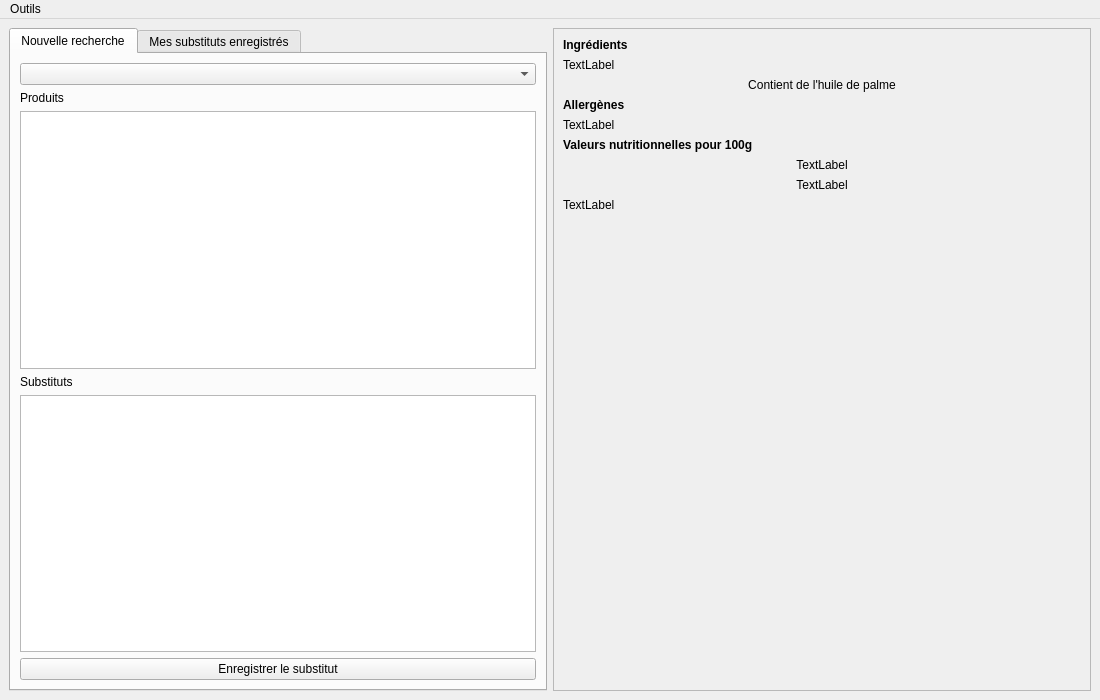
First picture: the form in views/main_window.ui, repository RoroTiti/OC_P5, before the edit.
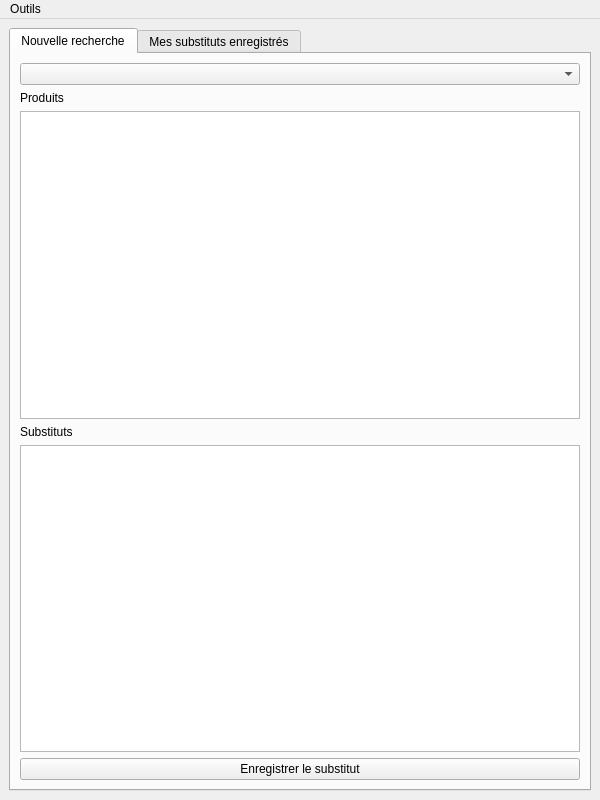
Second picture: the form after the edit.

```diff
--- a/views/main_window.ui
+++ b/views/main_window.ui
@@ -6,8 +6,8 @@
    <rect>
     <x>0</x>
     <y>0</y>
-    <width>1100</width>
-    <height>700</height>
+    <width>600</width>
+    <height>800</height>
    </rect>
   </property>
   <property name="windowTitle">
@@ -77,146 +77,6 @@
       </widget>
      </widget>
     </item>
-    <item>
-     <widget class="QScrollArea" name="scrollArea">
-      <property name="widgetResizable">
-       <bool>true</bool>
-      </property>
-      <widget class="QWidget" name="scrollAreaWidgetContents">
-       <property name="geometry">
-        <rect>
-         <x>0</x>
-         <y>0</y>
-         <width>528</width>
-         <height>652</height>
-        </rect>
-       </property>
-       <layout class="QGridLayout" name="gridLayout_4">
-        <item row="10" column="0">
-         <widget class="QLabel" name="lbl_nutriments">
-          <property name="sizePolicy">
-           <sizepolicy hsizetype="Ignored" vsizetype="Preferred">
-            <horstretch>0</horstretch>
-            <verstretch>0</verstretch>
-           </sizepolicy>
-          </property>
-          <property name="text">
-           <string>TextLabel</string>
-          </property>
-          <property name="textInteractionFlags">
-           <set>Qt::LinksAccessibleByMouse|Qt::TextSelectableByMouse</set>
-          </property>
-         </widget>
-        </item>
-        <item row="5" column="0">
-         <widget class="QLabel" name="lbl_allergens">
-          <property name="sizePolicy">
-           <sizepolicy hsizetype="Ignored" vsizetype="Preferred">
-            <horstretch>0</horstretch>
-            <verstretch>0</verstretch>
-           </sizepolicy>
-          </property>
-          <property name="text">
-           <string>TextLabel</string>
-          </property>
-          <property name="wordWrap">
-           <bool>true</bool>
-          </property>
-          <property name="textInteractionFlags">
-           <set>Qt::LinksAccessibleByMouse|Qt::TextSelectableByMouse</set>
-          </property>
-         </widget>
-        </item>
-        <item row="1" column="0">
-         <widget class="QLabel" name="lbl_ingredients">
-          <property name="sizePolicy">
-           <sizepolicy hsizetype="Ignored" vsizetype="Preferred">
-            <horstretch>0</horstretch>
-            <verstretch>0</verstretch>
-           </sizepolicy>
-          </property>
-          <property name="text">
-           <string>TextLabel</string>
-          </property>
-          <property name="wordWrap">
-           <bool>true</bool>
-          </property>
-          <property name="textInteractionFlags">
-           <set>Qt::LinksAccessibleByMouse|Qt::TextSelectableByMouse</set>
-          </property>
-         </widget>
-        </item>
-        <item row="12" column="0">
-         <spacer name="verticalSpacer">
-          <property name="orientation">
-           <enum>Qt::Vertical</enum>
-          </property>
-          <property name="sizeHint" stdset="0">
-           <size>
-            <width>20</width>
-            <height>40</height>
-           </size>
-          </property>
-         </spacer>
-        </item>
-        <item row="7" column="0">
-         <widget class="QLabel" name="label_3">
-          <property name="text">
-           <string>&lt;b&gt;Valeurs nutritionnelles pour 100g&lt;/b&gt;</string>
-          </property>
-         </widget>
-        </item>
-        <item row="2" column="0">
-         <widget class="QLabel" name="lbl_palm_oil">
-          <property name="styleSheet">
-           <string notr="true"/>
-          </property>
-          <property name="text">
-           <string>Contient de l'huile de palme</string>
-          </property>
-          <property name="alignment">
-           <set>Qt::AlignCenter</set>
-          </property>
-         </widget>
-        </item>
-        <item row="0" column="0">
-         <widget class="QLabel" name="label">
-          <property name="text">
-           <string>&lt;b&gt;Ingrédients&lt;/b&gt;</string>
-          </property>
-         </widget>
-        </item>
-        <item row="8" column="0">
-         <widget class="QLabel" name="lbl_nutriscore">
-          <property name="text">
-           <string>TextLabel</string>
-          </property>
-          <property name="alignment">
-           <set>Qt::AlignCenter</set>
-          </property>
-         </widget>
-        </item>
-        <item row="3" column="0" rowspan="2">
-         <widget class="QLabel" name="label_2">
-          <property name="text">
-           <string>&lt;b&gt;Allergènes&lt;/b&gt;</string>
-          </property>
-         </widget>
-        </item>
-        <item row="9" column="0">
-         <widget class="QLabel" name="lbl_nutriscore_number">
-          <property name="text">
-           <string>TextLabel</string>
-          </property>
-          <property name="alignment">
-           <set>Qt::AlignCenter</set>
-          </property>
-         </widget>
-        </item>
-       </layout>
-      </widget>
-     </widget>
-    </item>
    </layout>
   </widget>
   <widget class="QMenuBar" name="menuBar">
@@ -224,7 +84,7 @@
     <rect>
      <x>0</x>
      <y>0</y>
-     <width>1100</width>
+     <width>600</width>
      <height>22</height>
     </rect>
    </property>
```
